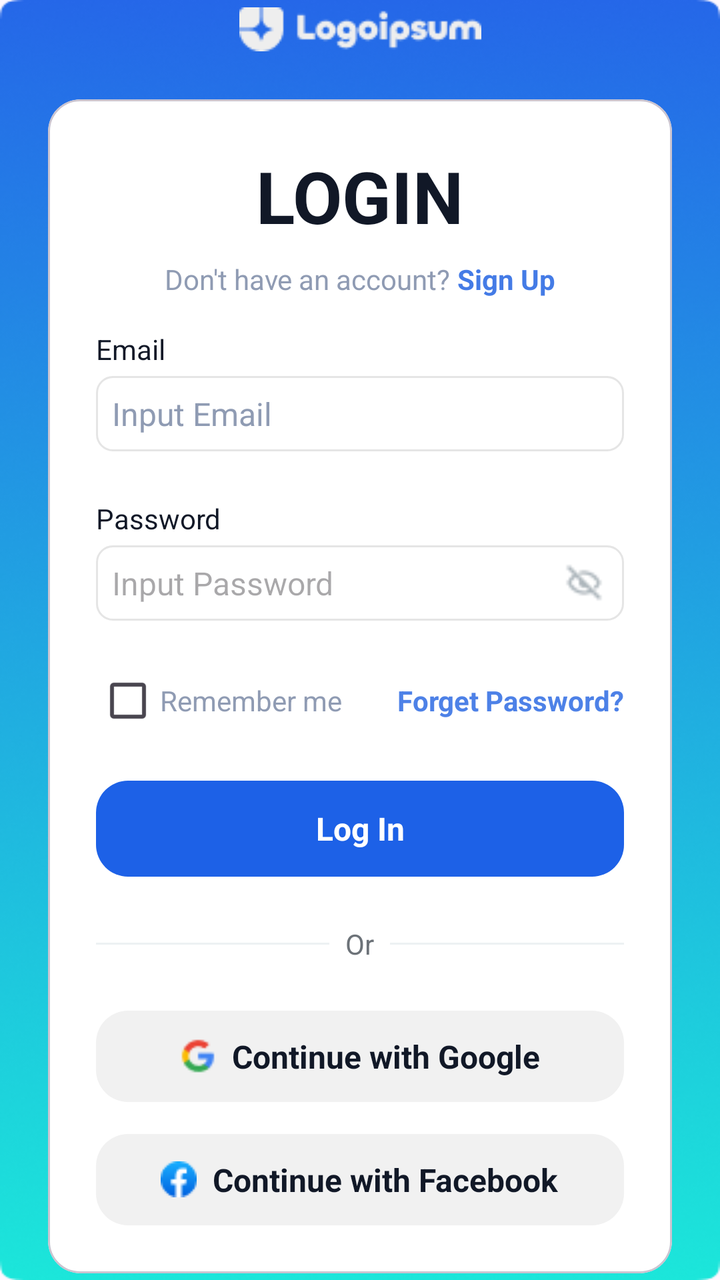
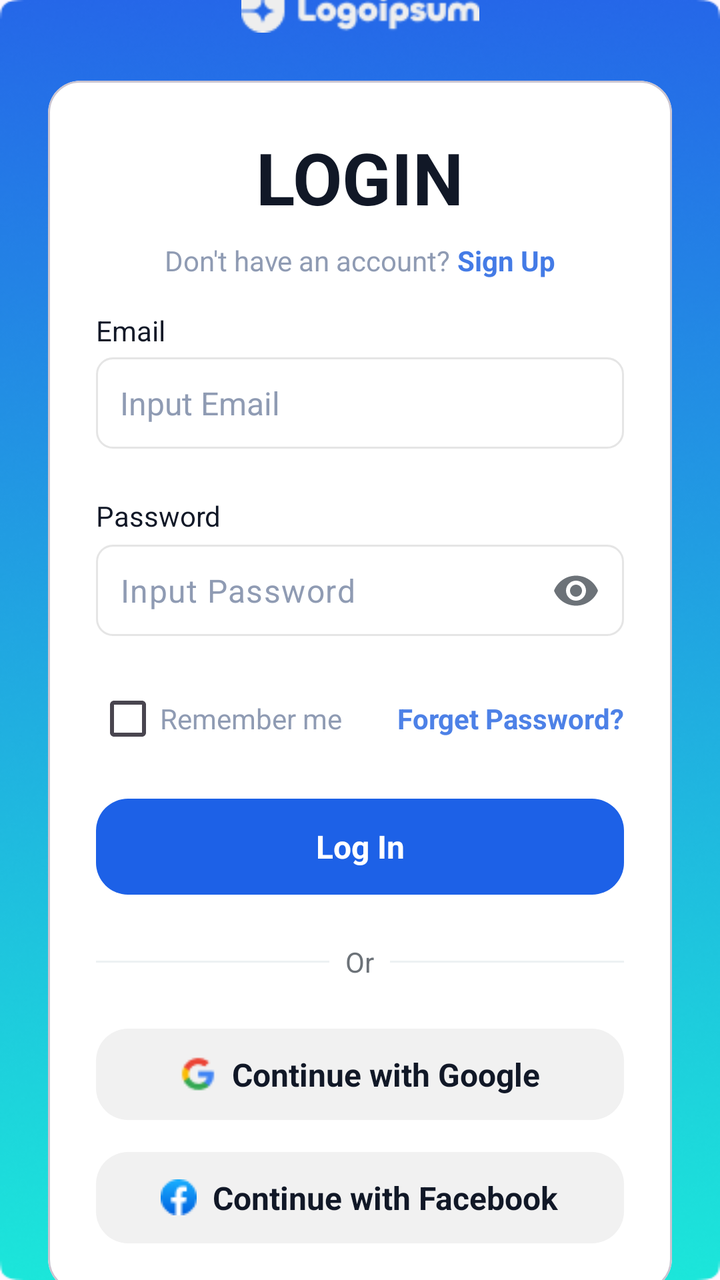

Two renders of the same Android screen: before a commit and after it. Below are the layout's source before the change and the commit's diff.
<!-- AndroidManifest.xml: application theme Theme.Buoi2 -->
<!-- res/layout/activity_log_in.xml -->
<?xml version="1.0" encoding="utf-8"?>
<androidx.constraintlayout.widget.ConstraintLayout xmlns:android="http://schemas.android.com/apk/res/android"
    xmlns:app="http://schemas.android.com/apk/res-auto"
    xmlns:tools="http://schemas.android.com/tools"
    android:id="@+id/main"
    android:layout_width="match_parent"
    android:layout_height="match_parent"
    android:background="@drawable/bg_gradient"
    tools:context=".LogInActivity">
    <ImageView
        android:id="@+id/ivLogo"
        android:layout_width="wrap_content"
        android:layout_height="wrap_content"
        android:layout_marginBottom="24dp"
        app:layout_constraintVertical_chainStyle="packed"
        app:layout_constraintBottom_toTopOf="@+id/cardView"
        app:layout_constraintEnd_toEndOf="parent"
        app:layout_constraintStart_toStartOf="parent"
        app:layout_constraintTop_toTopOf="parent"
        app:srcCompat="@drawable/ic_logo" />

    <com.google.android.material.card.MaterialCardView
        android:id="@+id/cardView"
        android:layout_width="match_parent"
        android:layout_height="wrap_content"
        android:layout_marginHorizontal="24dp"
        app:cardBackgroundColor="@android:color/white"
        app:cardCornerRadius="16dp"
        app:layout_constraintBottom_toBottomOf="parent"
        app:layout_constraintEnd_toEndOf="parent"
        app:layout_constraintStart_toStartOf="parent"
        app:layout_constraintTop_toBottomOf="@+id/ivLogo">
        <LinearLayout
            android:layout_width="match_parent"
            android:layout_height="wrap_content"
            android:gravity="center"
            android:orientation="vertical"
            android:padding="24dp">

            <TextView
                android:id="@+id/tv1"
                android:layout_width="wrap_content"
                android:layout_height="wrap_content"
                android:gravity="center"
                android:text="LOGIN"
                android:textColor="#111827"
                android:textSize="36sp"
                android:textStyle="bold" />

            <LinearLayout
                android:layout_width="match_parent"
                android:layout_height="wrap_content"
                android:layout_marginTop="8dp"
                android:layout_marginBottom="8dp"
                android:gravity="center"
                android:orientation="horizontal">

                <TextView
                    android:id="@+id/tv2"
                    android:layout_width="wrap_content"
                    android:layout_height="wrap_content"
                    android:text="Don't have an account? "
                    android:textColor="#8F9BB3"
                    android:textSize="14sp" />

                <TextView
                    android:id="@+id/tvSignUp"
                    android:layout_width="wrap_content"
                    android:layout_height="wrap_content"
                    android:text="Sign Up"
                    android:textColor="#447BE6"
                    android:textSize="14sp"
                    android:textStyle="bold" />
            </LinearLayout>

            <LinearLayout
                android:layout_width="match_parent"
                android:layout_height="wrap_content"
                android:layout_marginTop="8dp"
                android:layout_marginBottom="8dp"
                android:gravity="left"
                android:orientation="vertical">

                <TextView
                    android:id="@+id/tvEmail"
                    android:layout_width="wrap_content"
                    android:layout_height="wrap_content"
                    android:textColor="#111827"
                    android:text="Email" />

                <Space
                    android:layout_width="match_parent"
                    android:layout_height="4dp" />

                <EditText
                    android:id="@+id/etEmail"
                    android:layout_width="match_parent"
                    android:layout_height="wrap_content"
                    android:hint="Input Email"
                    android:inputType="textEmailAddress"
                    android:textColorHint="#8F9BB3"
                    android:textColor="#111827"
                    android:background="@drawable/custom_edt"
                    android:padding="8dp"
                    android:textSize="16sp" />
            </LinearLayout>

            <Space
                android:layout_width="match_parent"
                android:layout_height="8dp" />

            <LinearLayout
                android:layout_width="match_parent"
                android:layout_height="wrap_content"
                android:layout_marginTop="8dp"
                android:layout_marginBottom="8dp"
                android:gravity="left"
                android:orientation="vertical">

                <TextView
                    android:id="@+id/tvPassword"
                    android:layout_width="wrap_content"
                    android:layout_height="wrap_content"
                    android:textColor="#111827"
                    android:text="Password" />

                <Space
                    android:layout_width="match_parent"
                    android:layout_height="4dp" />

                <FrameLayout
                    android:layout_width="match_parent"
                    android:layout_height="wrap_content">

                    <EditText
                        android:id="@+id/etPassword"
                        android:layout_width="match_parent"
                        android:layout_height="wrap_content"
                        android:background="@drawable/custom_edt"
                        android:padding="8dp"
                        android:paddingEnd="40dp"
                        android:hint="Input Password"
                        android:inputType="textPassword"
                        android:textSize="16sp" />
                    <ImageView
                        android:id="@+id/ivEye"
                        android:layout_width="24dp"
                        android:layout_height="24dp"
                        android:layout_gravity="end|center_vertical"
                        android:layout_marginEnd="8dp"
                        android:padding="2dp"
                        app:srcCompat="@drawable/ic_eye_off" />
                </FrameLayout>
            </LinearLayout>

            <Space
                android:layout_width="match_parent"
                android:layout_height="8dp" />

            <LinearLayout
                android:layout_width="match_parent"
                android:layout_height="wrap_content"
                android:layout_marginTop="8dp"
                android:layout_marginBottom="8dp"
                android:gravity="center_vertical"
                android:orientation="horizontal">

                <CheckBox
                    android:id="@+id/cbRemember"
                    android:layout_width="32dp"
                    android:layout_height="32dp" />

                <TextView
                    android:id="@+id/tvRemember"
                    android:layout_width="wrap_content"
                    android:layout_height="wrap_content"
                    android:text="Remember me"
                    android:textColor="#8F9BB3"
                    android:textSize="14sp" />

                <Space
                    android:layout_width="0dp"
                    android:layout_height="wrap_content"
                    android:layout_weight="1" />

                <TextView
                    android:id="@+id/tvForget"
                    android:layout_width="wrap_content"
                    android:layout_height="wrap_content"
                    android:text="Forget Password?"
                    android:textColor="#4D81E7"
                    android:textSize="14sp"
                    android:textStyle="bold" />
            </LinearLayout>

            <Space
                android:layout_width="match_parent"
                android:layout_height="16dp" />

            <TextView
                android:id="@+id/log_in_btn"
                android:layout_width="match_parent"
                android:layout_height="48dp"
                android:background="@drawable/white_bg"
                android:gravity="center"
                android:text="Log In"
                android:textColor="@android:color/white"
                android:textSize="16sp"
                android:textStyle="bold" />

            <Space
                android:layout_width="match_parent"
                android:layout_height="24dp" />

            <LinearLayout
                android:layout_width="match_parent"
                android:layout_height="wrap_content"
                android:gravity="center_vertical"
                android:orientation="horizontal">

                <View
                    android:layout_width="0dp"
                    android:layout_height="1dp"
                    android:layout_weight="1"
                    android:background="#EDF1F3" />

                <TextView
                    android:layout_width="wrap_content"
                    android:layout_height="wrap_content"
                    android:layout_marginHorizontal="8dp"
                    android:text="Or"
                    android:textColor="#6C7278"
                    android:textStyle="normal" />

                <View
                    android:layout_width="0dp"
                    android:layout_height="1dp"
                    android:layout_weight="1"
                    android:background="#EDF1F3" />
            </LinearLayout>

            <Space
                android:layout_width="match_parent"
                android:layout_height="24dp" />

            <LinearLayout
                android:layout_width="match_parent"
                android:layout_height="wrap_content"
                android:background="@drawable/option_sign_up_bg"
                android:gravity="center"
                android:orientation="horizontal"
                android:padding="12dp">

                <ImageView
                    android:layout_width="wrap_content"
                    android:layout_height="wrap_content"
                    app:srcCompat="@drawable/ic_google" />

                <Space
                    android:layout_width="8dp"
                    android:layout_height="wrap_content" />

                <TextView
                    android:layout_width="wrap_content"
                    android:layout_height="wrap_content"
                    android:text="Continue with Google"
                    android:textColor="#111827"
                    android:textSize="16sp"
                    android:textStyle="bold" />
            </LinearLayout>

            <Space
                android:layout_width="match_parent"
                android:layout_height="16dp" />

            <LinearLayout
                android:layout_width="match_parent"
                android:layout_height="wrap_content"
                android:background="@drawable/option_sign_up_bg"
                android:gravity="center"
                android:orientation="horizontal"
                android:padding="12dp">

                <ImageView
                    android:layout_width="wrap_content"
                    android:layout_height="wrap_content"
                    app:srcCompat="@drawable/ic_facebook" />

                <Space
                    android:layout_width="8dp"
                    android:layout_height="wrap_content" />

                <TextView
                    android:layout_width="wrap_content"
                    android:layout_height="wrap_content"
                    android:text="Continue with Facebook"
                    android:textColor="#111827"
                    android:textSize="16sp"
                    android:textStyle="bold" />
            </LinearLayout>

        </LinearLayout>
    </com.google.android.material.card.MaterialCardView>

</androidx.constraintlayout.widget.ConstraintLayout>
<!-- resources referenced by this layout -->
<resources>
  <!-- drawable bg_gradient: png bitmap (drawable, 188830 bytes) -->
  <!-- drawable custom_edt (drawable) -->
  <?xml version="1.0" encoding="utf-8"?>
  <shape android:shape="rectangle" xmlns:android="http://schemas.android.com/apk/res/android">
      <corners android:radius="8dp"/>
      <stroke android:color="@color/stroke" android:width="1dp"/>
      <gradient android:startColor="#FFFFFF" android:endColor="#FFFFFF"/>
  </shape>
  <!-- drawable ic_eye_off: png bitmap (drawable, 528 bytes) -->
  <!-- drawable ic_facebook: png bitmap (drawable, 812 bytes) -->
  <!-- drawable ic_google: png bitmap (drawable, 657 bytes) -->
  <!-- drawable ic_logo: png bitmap (drawable, 1532 bytes) -->
  <!-- drawable option_sign_up_bg (drawable) -->
  <?xml version="1.0" encoding="utf-8"?>
  <shape android:shape="rectangle" xmlns:android="http://schemas.android.com/apk/res/android">
      <corners android:radius="16dp"/>
      <solid android:color="#F1F1F1"/>
  </shape>
  <!-- drawable white_bg (drawable) -->
  <?xml version="1.0" encoding="utf-8"?>
  <shape android:shape="rectangle" xmlns:android="http://schemas.android.com/apk/res/android">
      <corners android:radius="16dp"/>
      <solid android:color="#1D61E7"/>
  </shape>
  <style name="Theme.Buoi2" parent="Base.Theme.Buoi2" />
  <color name="stroke">#E5E5E5</color>
  <style name="Base.Theme.Buoi2" parent="Theme.Material3.DayNight.NoActionBar">
          
          
      </style>
</resources>

<!-- the commit's change to res/layout/activity_log_in.xml (unified diff, before → after) -->
@@ -92,7 +92,7 @@
                     android:layout_width="match_parent"
                     android:layout_height="4dp" />
 
-                <EditText
+                <com.google.android.material.textfield.TextInputEditText
                     android:id="@+id/etEmail"
                     android:layout_width="match_parent"
                     android:layout_height="wrap_content"
@@ -101,7 +101,7 @@
                     android:textColorHint="#8F9BB3"
                     android:textColor="#111827"
                     android:background="@drawable/custom_edt"
-                    android:padding="8dp"
+                    android:padding="12dp"
                     android:textSize="16sp" />
             </LinearLayout>
 
@@ -128,29 +128,26 @@
                     android:layout_width="match_parent"
                     android:layout_height="4dp" />
 
-                <FrameLayout
+                <com.google.android.material.textfield.TextInputLayout
                     android:layout_width="match_parent"
-                    android:layout_height="wrap_content">
-
-                    <EditText
+                    android:layout_height="wrap_content"
+                    app:endIconMode="password_toggle"
+                    app:endIconTint="#6C7278"
+                    app:hintEnabled="false">
+
+                    <com.google.android.material.textfield.TextInputEditText
                         android:id="@+id/etPassword"
                         android:layout_width="match_parent"
                         android:layout_height="wrap_content"
                         android:background="@drawable/custom_edt"
-                        android:padding="8dp"
-                        android:paddingEnd="40dp"
                         android:hint="Input Password"
                         android:inputType="textPassword"
+                        android:padding="12dp"
+                        android:textColor="#000000"
+                        android:textColorHint="#8F9BB3"
                         android:textSize="16sp" />
-                    <ImageView
-                        android:id="@+id/ivEye"
-                        android:layout_width="24dp"
-                        android:layout_height="24dp"
-                        android:layout_gravity="end|center_vertical"
-                        android:layout_marginEnd="8dp"
-                        android:padding="2dp"
-                        app:srcCompat="@drawable/ic_eye_off" />
-                </FrameLayout>
+
+                </com.google.android.material.textfield.TextInputLayout>
             </LinearLayout>
 
             <Space
<!-- resource entries referenced after the edit -->
@@ -8,7 +8,6 @@
       <stroke android:color="@color/stroke" android:width="1dp"/>
       <gradient android:startColor="#FFFFFF" android:endColor="#FFFFFF"/>
   </shape>
-  <!-- drawable ic_eye_off: png bitmap (drawable, 528 bytes) -->
   <!-- drawable ic_facebook: png bitmap (drawable, 812 bytes) -->
   <!-- drawable ic_google: png bitmap (drawable, 657 bytes) -->
   <!-- drawable ic_logo: png bitmap (drawable, 1532 bytes) -->
